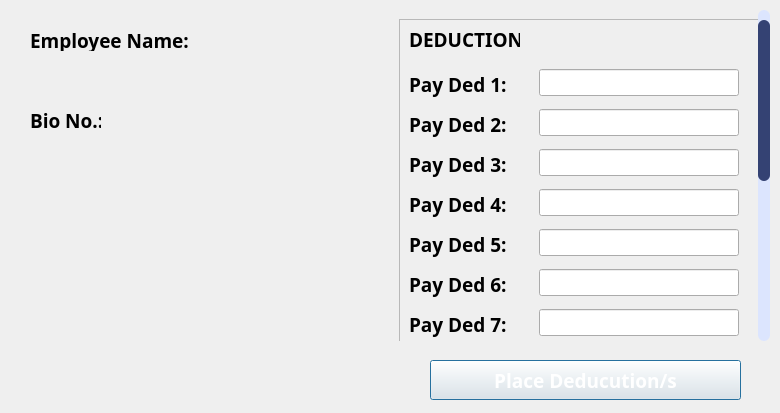
Old version of the form MainFrame/Resources/UI/deduction.ui in the repository Maze711/systemPayroll.
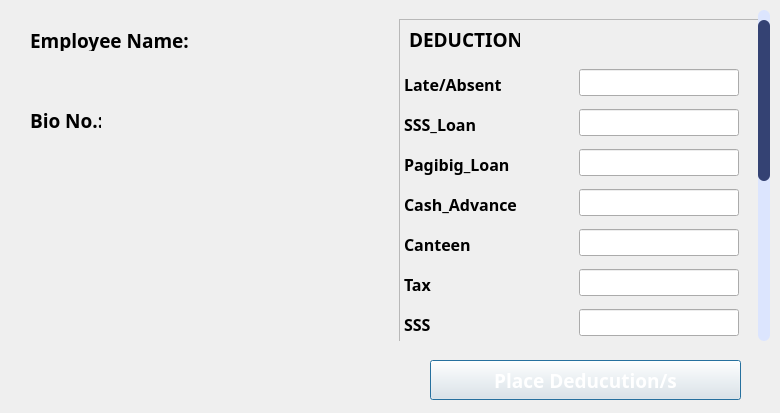
New version of the form. Icons and pictures are not drawn.

```diff
--- a/MainFrame/Resources/UI/deduction.ui
+++ b/MainFrame/Resources/UI/deduction.ui
@@ -245,7 +245,7 @@
     <property name="geometry">
      <rect>
       <x>0</x>
-      <y>0</y>
+      <y>-309</y>
       <width>396</width>
       <height>640</height>
      </rect>
@@ -337,7 +337,7 @@
        <widget class="QLabel" name="payDed1">
         <property name="geometry">
          <rect>
-          <x>10</x>
+          <x>5</x>
           <y>50</y>
           <width>120</width>
           <height>30</height>
@@ -346,21 +346,21 @@
         <property name="font">
          <font>
           <family>poppins</family>
-          <pointsize>14</pointsize>
+          <pointsize>12</pointsize>
           <weight>75</weight>
           <bold>true</bold>
          </font>
         </property>
         <property name="text">
-         <string>Pay Ded 1:</string>
+         <string>Late/Absent</string>
         </property>
        </widget>
        <widget class="QLineEdit" name="txtDed1">
         <property name="geometry">
          <rect>
-          <x>140</x>
+          <x>180</x>
           <y>50</y>
-          <width>200</width>
+          <width>160</width>
           <height>27</height>
          </rect>
         </property>
@@ -368,9 +368,9 @@
        <widget class="QLineEdit" name="txtDed2">
         <property name="geometry">
          <rect>
-          <x>140</x>
+          <x>180</x>
           <y>90</y>
-          <width>200</width>
+          <width>160</width>
           <height>27</height>
          </rect>
         </property>
@@ -378,7 +378,7 @@
        <widget class="QLabel" name="payDed2">
         <property name="geometry">
          <rect>
-          <x>10</x>
+          <x>5</x>
           <y>90</y>
           <width>120</width>
           <height>30</height>
@@ -387,21 +387,21 @@
         <property name="font">
          <font>
           <family>poppins</family>
-          <pointsize>14</pointsize>
+          <pointsize>12</pointsize>
           <weight>75</weight>
           <bold>true</bold>
          </font>
         </property>
         <property name="text">
-         <string>Pay Ded 2:</string>
+         <string>SSS_Loan</string>
         </property>
        </widget>
        <widget class="QLineEdit" name="txtDed3">
         <property name="geometry">
          <rect>
-          <x>140</x>
+          <x>180</x>
           <y>130</y>
-          <width>200</width>
+          <width>160</width>
           <height>27</height>
          </rect>
         </property>
@@ -409,7 +409,7 @@
        <widget class="QLabel" name="payDed3">
         <property name="geometry">
          <rect>
-          <x>10</x>
+          <x>5</x>
           <y>130</y>
           <width>120</width>
           <height>30</height>
@@ -418,42 +418,42 @@
         <property name="font">
          <font>
           <family>poppins</family>
-          <pointsize>14</pointsize>
+          <pointsize>12</pointsize>
           <weight>75</weight>
           <bold>true</bold>
          </font>
         </property>
         <property name="text">
-         <string>Pay Ded 3:</string>
+         <string>Pagibig_Loan</string>
         </property>
        </widget>
        <widget class="QLabel" name="payDed4">
         <property name="geometry">
          <rect>
-          <x>10</x>
+          <x>5</x>
           <y>170</y>
-          <width>120</width>
+          <width>131</width>
           <height>30</height>
          </rect>
         </property>
         <property name="font">
          <font>
           <family>poppins</family>
-          <pointsize>14</pointsize>
+          <pointsize>12</pointsize>
           <weight>75</weight>
           <bold>true</bold>
          </font>
         </property>
         <property name="text">
-         <string>Pay Ded 4:</string>
+         <string>Cash_Advance</string>
         </property>
        </widget>
        <widget class="QLineEdit" name="txtDed4">
         <property name="geometry">
          <rect>
-          <x>140</x>
+          <x>180</x>
           <y>170</y>
-          <width>200</width>
+          <width>160</width>
           <height>27</height>
          </rect>
         </property>
@@ -471,9 +471,9 @@
        <widget class="QLineEdit" name="txtDed5">
         <property name="geometry">
          <rect>
-          <x>140</x>
+          <x>180</x>
           <y>210</y>
-          <width>200</width>
+          <width>160</width>
           <height>27</height>
          </rect>
         </property>
@@ -481,9 +481,9 @@
        <widget class="QLineEdit" name="txtDed7">
         <property name="geometry">
          <rect>
-          <x>140</x>
+          <x>180</x>
           <y>290</y>
-          <width>200</width>
+          <width>160</width>
           <height>27</height>
          </rect>
         </property>
@@ -491,7 +491,7 @@
        <widget class="QLabel" name="payDed5">
         <property name="geometry">
          <rect>
-          <x>10</x>
+          <x>5</x>
           <y>210</y>
           <width>120</width>
           <height>30</height>
@@ -500,13 +500,13 @@
         <property name="font">
          <font>
           <family>poppins</family>
-          <pointsize>14</pointsize>
+          <pointsize>12</pointsize>
           <weight>75</weight>
           <bold>true</bold>
          </font>
         </property>
         <property name="text">
-         <string>Pay Ded 5:</string>
+         <string>Canteen</string>
         </property>
        </widget>
        <widget class="QLabel" name="payDed8">
@@ -533,7 +533,7 @@
        <widget class="QLabel" name="payDed7">
         <property name="geometry">
          <rect>
-          <x>10</x>
+          <x>5</x>
           <y>290</y>
           <width>120</width>
           <height>30</height>
@@ -542,19 +542,19 @@
         <property name="font">
          <font>
           <family>poppins</family>
-          <pointsize>14</pointsize>
+          <pointsize>12</pointsize>
           <weight>75</weight>
           <bold>true</bold>
          </font>
         </property>
         <property name="text">
-         <string>Pay Ded 7:</string>
+         <string>SSS</string>
         </property>
        </widget>
        <widget class="QLabel" name="payDed6">
         <property name="geometry">
          <rect>
-          <x>10</x>
+          <x>5</x>
           <y>250</y>
           <width>120</width>
           <height>30</height>
@@ -563,21 +563,21 @@
         <property name="font">
          <font>
           <family>poppins</family>
-          <pointsize>14</pointsize>
+          <pointsize>12</pointsize>
           <weight>75</weight>
           <bold>true</bold>
          </font>
         </property>
         <property name="text">
-         <string>Pay Ded 6:</string>
+         <string>Tax</string>
         </property>
        </widget>
        <widget class="QLineEdit" name="txtDed6">
         <property name="geometry">
          <rect>
-          <x>140</x>
+          <x>180</x>
           <y>250</y>
-          <width>200</width>
+          <width>160</width>
           <height>27</height>
          </rect>
         </property>
```
Left out of the diff: 72 changed lines with no effect on the pictures.
